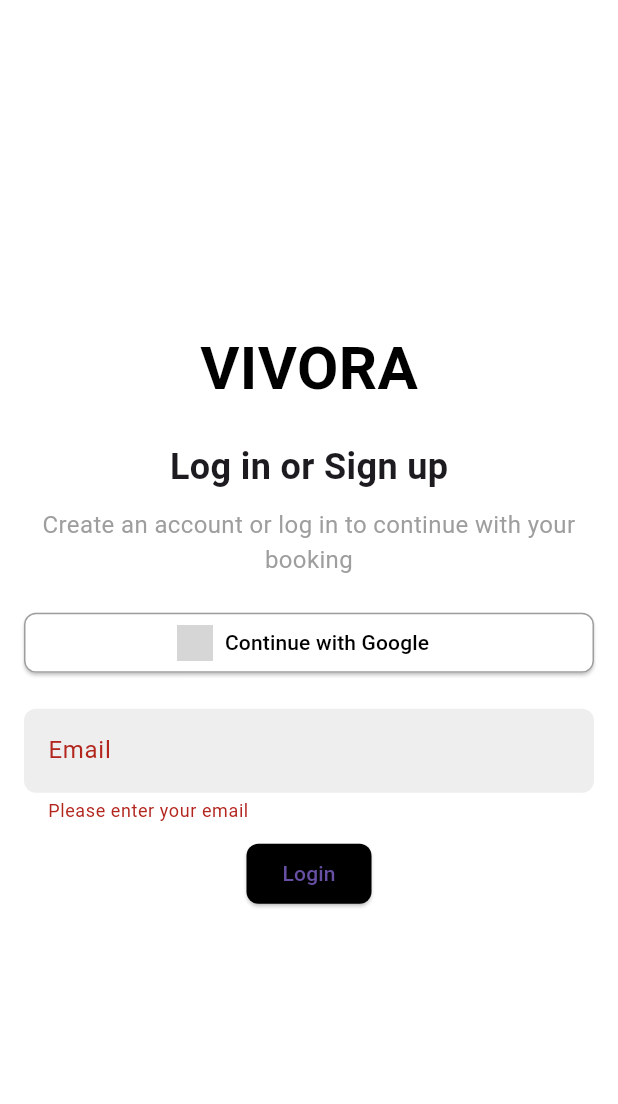
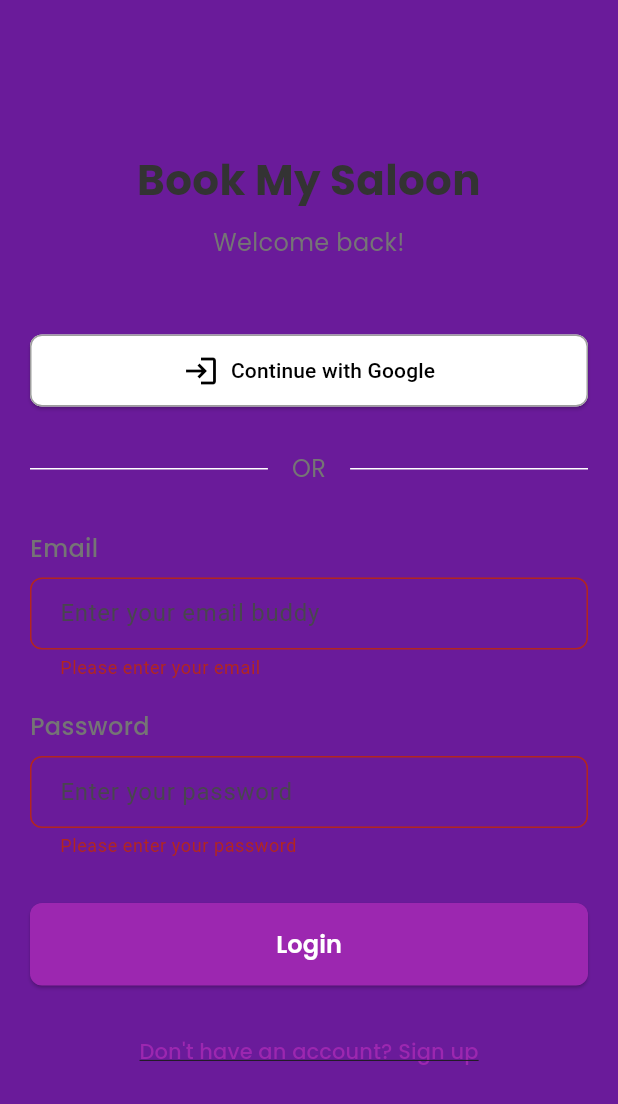
Before and after one commit to jayasinghesasmitha/SalonDora, a Flutter app: the screen it shows after launch, after a tap on "Login", on a phone screen of 412 x 824 dp. Shown: the top 1104 px of the screen. Run offline on Flutter 3.47's test engine with Material 3 defaults, Android fonts, the phone set to English and light mode, and no system bars; our stand-ins replace cloud_firestore, flutter_dotenv, flutter_map, geolocator, google_fonts, latlong2 and 1 more; accounts and stored records are empty; network calls fail; grey boxes are pictures that could not be loaded.

Commit message:
Connect login/signup frontend with backend

```diff
--- a/lib/main.dart
+++ b/lib/main.dart
@@ -1,6 +1,4 @@
-import 'package:firebase_auth/firebase_auth.dart';
 import 'package:flutter/material.dart';
-import 'package:firebase_core/firebase_core.dart';
 import 'package:provider/provider.dart';
 import 'package:book_my_saloon/screens/auth/login_screen.dart';
 import 'package:book_my_saloon/screens/home_screen.dart';
@@ -10,14 +8,6 @@ import 'package:flutter_dotenv/flutter_dotenv.dart';
 void main() async {
   WidgetsFlutterBinding.ensureInitialized();
   await dotenv.load(fileName: ".env");
-  await Firebase.initializeApp(
-    options: FirebaseOptions(
-      apiKey: dotenv.env['API_KEY'] ?? '',
-      appId: dotenv.env['APP_ID'] ?? '',
-      messagingSenderId: dotenv.env['MESSAGING_SENDER_ID'] ?? '',
-      projectId: dotenv.env['PROJECT_ID'] ?? '',
-    ),
-  );
   runApp(const MyApp());
 }
 
@@ -41,18 +31,19 @@ class MyApp extends StatelessWidget {
             centerTitle: true,
           ),
         ),
-        home: StreamBuilder<User?>(
-          stream: FirebaseAuth.instance.authStateChanges(),
+        home: FutureBuilder<bool>(
+          future: AuthService().isLoggedIn(),
           builder: (context, snapshot) {
-            if (snapshot.connectionState == ConnectionState.active) {
-              final User? user = snapshot.data;
-              return user == null ? const LoginScreen() : const HomeScreen();
+            if (snapshot.connectionState == ConnectionState.waiting) {
+              return const Scaffold(
+                body: Center(
+                  child: CircularProgressIndicator(),
+                ),
+              );
             }
-            return const Scaffold(
-              body: Center(
-                child: CircularProgressIndicator(),
-              ),
-            );
+
+            final bool isLoggedIn = snapshot.data ?? false;
+            return isLoggedIn ? const HomeScreen() : const LoginScreen();
           },
         ),
       ),
--- a/lib/screens/auth/login_screen.dart
+++ b/lib/screens/auth/login_screen.dart
@@ -1,5 +1,11 @@
 import 'package:flutter/material.dart';
-import 'package:book_my_saloon/screens/booking_confirmation_screen.dart'; // Import the confirmation screen
+import 'package:book_my_saloon/services/auth_service.dart';
+import 'package:book_my_saloon/screens/home_screen.dart';
+import 'package:book_my_saloon/screens/auth/signup_screen.dart';
+import 'package:book_my_saloon/widgets/custom_button.dart';
+import 'package:book_my_saloon/widgets/custom_textfield.dart';
+import 'package:book_my_saloon/utils/colors.dart';
+import 'package:book_my_saloon/utils/styles.dart';
 
 class LoginScreen extends StatefulWidget {
   const LoginScreen({super.key});
@@ -20,134 +26,176 @@ class _LoginScreenState extends State<LoginScreen> {
         _isLoading = true;
       });
 
-      // Simulate login without database and pass dummy data
-      await Future.delayed(Duration(seconds: 1)); // Simulate network delay
-      Navigator.pushReplacement(
-        context,
-        MaterialPageRoute(
-          builder: (context) => BookingConfirmationScreen(
-            saloonName: "VIVORA Salon", // Placeholder saloon name
-            service: "Haircut", // Placeholder service
-            date: DateTime(2024, 6, 19), // Placeholder date as DateTime
-            time: TimeOfDay(hour: 10, minute: 0),
-            selectedEmployee: "John Doe", // Placeholder employee
-            selectedTimeSlots: ['10:00', '11:00'], // Placeholder time slots
-          ),
+      try {
+        final result = await AuthService().loginUser(
+          _emailController.text.trim(),
+          _passwordController.text.trim(),
+        );
+
+        // Show success message
+        ScaffoldMessenger.of(context).showSnackBar(
+          const SnackBar(
+            content: Text('Login successful!'),
+            backgroundColor: Colors.green,
           ),
         );
 
+        // Navigate to home screen
+        Navigator.pushReplacement(
+          context,
+          MaterialPageRoute(builder: (context) => const HomeScreen()),
+        );
+      } catch (e) {
+        ScaffoldMessenger.of(context).showSnackBar(
+          SnackBar(
+            content: Text(e.toString().replaceAll('Exception: ', '')),
+            backgroundColor: Colors.red,
+          ),
+        );
+      } finally {
         setState(() {
           _isLoading = false;
         });
+      }
     }
   }
 
   @override
   Widget build(BuildContext context) {
     return Scaffold(
-      body: Padding(
-        padding: const EdgeInsets.all(16.0),
+      backgroundColor: AppColors.primaryColor,
+      body: SafeArea(
+        child: SingleChildScrollView(
+          child: Padding(
+            padding: const EdgeInsets.all(20.0),
+            child: Form(
+              key: _formKey,
               child: Column(
-          crossAxisAlignment: CrossAxisAlignment.center,
-          mainAxisAlignment: MainAxisAlignment.center,
+                crossAxisAlignment: CrossAxisAlignment.stretch,
                 children: [
-            // VIVORA Logo
+                  const SizedBox(height: 80),
+                  // App Logo/Title
                   Text(
-              'VIVORA',
-              style: TextStyle(
-                fontSize: 40,
-                fontWeight: FontWeight.bold,
-                color: Colors.black,
-                fontFamily: 'Roboto', // Placeholder font, adjust as needed
-              ),
-            ),
-            SizedBox(height: 20),
-            // Login or Sign up text
-            Text(
-              'Log in or Sign up',
-              style: TextStyle(fontSize: 24, fontWeight: FontWeight.bold),
-            ),
-            SizedBox(height: 10),
-            Text(
-              'Create an account or log in to continue with your booking',
-              style: TextStyle(color: Colors.grey, fontSize: 16),
+                    'Book My Saloon',
+                    style: AppStyles.headingStyle,
                     textAlign: TextAlign.center,
                   ),
-            SizedBox(height: 20),
-            // Social Login Buttons
-            SizedBox(
-              width: double.infinity,
-              child: Column(
-                children: [
+                  const SizedBox(height: 10),
+                  Text(
+                    'Welcome back!',
+                    style: AppStyles.subHeadingStyle,
+                    textAlign: TextAlign.center,
+                  ),
+                  const SizedBox(height: 50),
+
+                  // Social Login Button (Optional)
                   SizedBox(
                     width: double.infinity,
                     child: ElevatedButton.icon(
                       onPressed: () {
-                        // Placeholder for Google login implementation
                         ScaffoldMessenger.of(context).showSnackBar(
-                          SnackBar(content: Text('Google login not implemented yet')),
+                          const SnackBar(content: Text('Google login not implemented yet')),
                         );
                       },
                       icon: Image.network(
-                        'https://www.google.com/favicon.ico', // Google logo placeholder
+                        'https://www.google.com/favicon.ico',
                         width: 24,
                         height: 24,
                         fit: BoxFit.cover,
+                        errorBuilder: (context, error, stackTrace) {
+                          return const Icon(Icons.login, size: 24);
+                        },
                       ),
-                      label: Text('Continue with Google'),
+                      label: const Text('Continue with Google'),
                       style: ElevatedButton.styleFrom(
-                        foregroundColor: Colors.black, backgroundColor: Colors.white,
-                        side: BorderSide(color: Colors.grey),
+                        foregroundColor: Colors.black,
+                        backgroundColor: Colors.white,
+                        side: const BorderSide(color: Colors.grey),
                         shape: RoundedRectangleBorder(
                           borderRadius: BorderRadius.circular(8),
                         ),
+                        padding: const EdgeInsets.symmetric(vertical: 12),
                       ),
+                    ),
+                  ),
+                  const SizedBox(height: 30),
+
+                  // OR Divider
+                  Row(
+                    children: [
+                      const Expanded(child: Divider(color: Colors.white)),
+                      Padding(
+                        padding: const EdgeInsets.symmetric(horizontal: 16),
+                        child: Text(
+                          'OR',
+                          style: AppStyles.subHeadingStyle
+                        ),
+                      ),
+                      const Expanded(child: Divider(color: Colors.white)),
+                    ],
+                  ),
+                  const SizedBox(height: 30),
+
+                  // Email Field
+                  CustomTextField(
+                    controller: _emailController,
+                    label: 'Email',
+                    hint: 'Enter your email buddy',
+                    keyboardType: TextInputType.emailAddress,
+                    validator: (value) {
+                      if (value == null || value.isEmpty) {
+                        return 'Please enter your email';
+                      }
+                      if (!value.contains('@')) {
+                        return 'Please enter a valid email';
+                      }
+                      return null;
+                    },
+                  ),
+                  const SizedBox(height: 20),
+
+                  // Password Field
+                  CustomTextField(
+                    controller: _passwordController,
+                    label: 'Password',
+                    hint: 'Enter your password',
+                    obscureText: true,
+                    validator: (value) {
+                      if (value == null || value.isEmpty) {
+                        return 'Please enter your password';
+                      }
+                      return null;
+                    },
+                  ),
+                  const SizedBox(height: 30),
+
+                  // Login Button
+                  CustomButton(
+                    text: 'Login',
+                    onPressed: _login,
+                    isLoading: _isLoading,
+                  ),
+                  const SizedBox(height: 20),
+
+                  // Sign up link
+                  TextButton(
+                    onPressed: () {
+                      Navigator.pushReplacement(
+                        context,
+                        MaterialPageRoute(
+                          builder: (context) => const SignupScreen(),
+                        ),
+                      );
+                    },
+                    child: Text(
+                      "Don't have an account? Sign up",
+                      style: AppStyles.linkStyle,
                     ),
                   ),
                 ],
               ),
             ),
-            SizedBox(height: 20),
-            // Email Login Form
-            Form(
-              key: _formKey,
-              child: Column(
-                children: [
-                  TextFormField(
-                    controller: _emailController,
-                    decoration: InputDecoration(
-                      labelText: 'Email',
-                      filled: true,
-                      fillColor: Colors.grey[200],
-                      border: OutlineInputBorder(
-                        borderRadius: BorderRadius.circular(8),
-                        borderSide: BorderSide.none,
           ),
-                    ),
-                    validator: (value) {
-                      if (value == null || value.isEmpty) {
-                        return 'Please enter your email';
-                      }
-                      return null;
-                    },
-                  ),
-                  SizedBox(height: 10),
-                  ElevatedButton(
-                    onPressed: _isLoading ? null : _login,
-                    style: ElevatedButton.styleFrom(
-                      backgroundColor: Colors.black,
-                      shape: RoundedRectangleBorder(
-                        borderRadius: BorderRadius.circular(8),
-                      ),
-                    ),
-                    child: _isLoading
-                        ? CircularProgressIndicator(color: Colors.white)
-                        : Text('Login'),
-                  ),
-                ],
-              ),
-            ),
-          ],
         ),
       ),
     );
--- a/pubspec.yaml
+++ b/pubspec.yaml
@@ -45,6 +45,7 @@ dependencies:
   firebase_core: ^3.15.1
   flutter_dotenv: ^5.2.1
   http: ^1.4.0
+  shared_preferences: ^2.5.3
 
 dev_dependencies:
   flutter_test:
```
Also changed, not shown: lib/screens/auth/signup_screen.dart (+72 -13 lines), lib/services/auth_service.dart (+189 -35 lines), pubspec.lock, 1 other file. Lines whose indentation alone changed are shown as unchanged.
